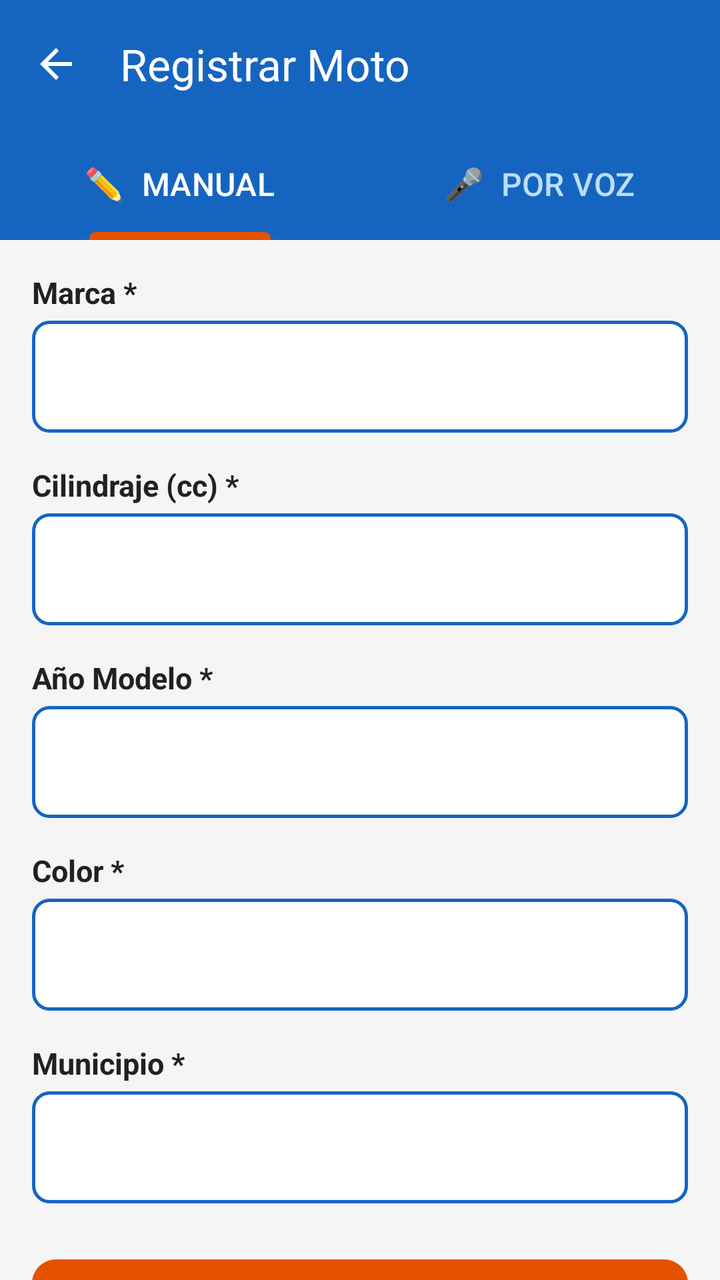
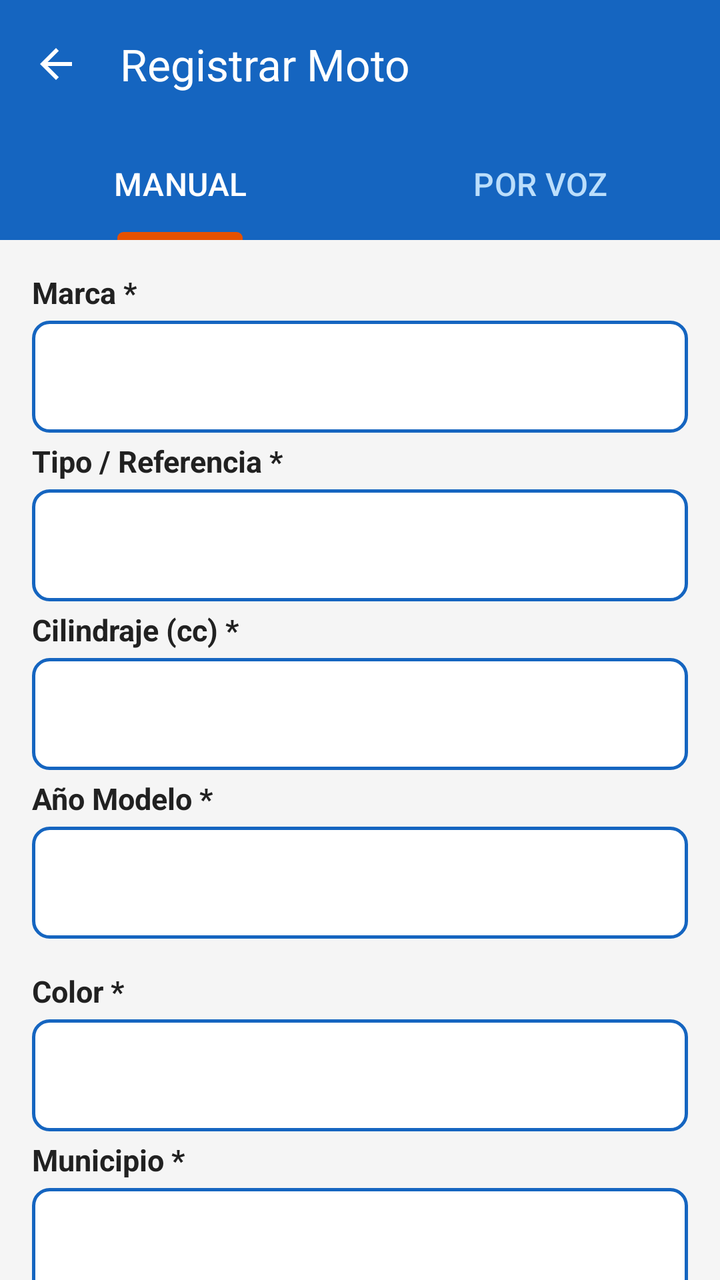

Compare the two renders of this Android layout. The source of the first and the diff that turns it into the second are given below.
<!-- AndroidManifest.xml: application theme Theme.CensoMotos -->
<!-- res/layout/activity_add_motocicleta.xml -->
<?xml version="1.0" encoding="utf-8"?>
<androidx.core.widget.NestedScrollView
    xmlns:android="http://schemas.android.com/apk/res/android"
    xmlns:app="http://schemas.android.com/apk/res-auto"
    android:layout_width="match_parent"
    android:layout_height="match_parent"
    android:background="@color/background">

    <LinearLayout
        android:layout_width="match_parent"
        android:layout_height="wrap_content"
        android:orientation="vertical">

        
        <androidx.appcompat.widget.Toolbar
            android:id="@+id/toolbar"
            android:layout_width="match_parent"
            android:layout_height="?attr/actionBarSize"
            android:background="@color/primary"
            app:navigationIcon="@drawable/ic_arrow_back_white"
            app:title="Registrar Moto"
            app:titleTextColor="@color/white" />

        
        <com.google.android.material.tabs.TabLayout
            android:id="@+id/tabLayout"
            android:layout_width="match_parent"
            android:layout_height="56dp"
            android:background="@color/primary"
            app:tabTextColor="#BBDEFB"
            app:tabSelectedTextColor="@color/white"
            app:tabIndicatorColor="@color/secondary"
            app:tabIndicatorHeight="4dp"
            app:tabTextAppearance="@style/TextAppearance.Material3.TitleMedium">

            <com.google.android.material.tabs.TabItem
                android:layout_width="wrap_content"
                android:layout_height="wrap_content"
                android:text="✏️  MANUAL" />

            <com.google.android.material.tabs.TabItem
                android:layout_width="wrap_content"
                android:layout_height="wrap_content"
                android:text="🎤  POR VOZ" />
        </com.google.android.material.tabs.TabLayout>

        
        <FrameLayout
            android:layout_width="match_parent"
            android:layout_height="wrap_content"
            android:padding="16dp">

            
            <LinearLayout
                android:id="@+id/panelManual"
                android:layout_width="match_parent"
                android:layout_height="wrap_content"
                android:orientation="vertical"
                android:visibility="visible">

                
                <TextView style="@style/LabelStyle" android:text="Marca *" />
                <Spinner
                    android:id="@+id/spinnerMarca"
                    android:layout_width="match_parent"
                    android:layout_height="56dp"
                    android:layout_marginBottom="16dp"
                    style="@style/SpinnerStyle" />

                
                <TextView style="@style/LabelStyle" android:text="Cilindraje (cc) *" />
                <Spinner
                    android:id="@+id/spinnerCilindraje"
                    android:layout_width="match_parent"
                    android:layout_height="56dp"
                    android:layout_marginBottom="16dp"
                    style="@style/SpinnerStyle" />

                
                <TextView style="@style/LabelStyle" android:text="Año Modelo *" />
                <Spinner
                    android:id="@+id/spinnerModelo"
                    android:layout_width="match_parent"
                    android:layout_height="56dp"
                    android:layout_marginBottom="16dp"
                    style="@style/SpinnerStyle" />

                
                <TextView style="@style/LabelStyle" android:text="Color *" />
                <Spinner
                    android:id="@+id/spinnerColor"
                    android:layout_width="match_parent"
                    android:layout_height="56dp"
                    android:layout_marginBottom="16dp"
                    style="@style/SpinnerStyle" />

                
                <TextView style="@style/LabelStyle" android:text="Municipio *" />
                <Spinner
                    android:id="@+id/spinnerMunicipio"
                    android:layout_width="match_parent"
                    android:layout_height="56dp"
                    android:layout_marginBottom="24dp"
                    style="@style/SpinnerStyle" />

                
                <com.google.android.material.button.MaterialButton
                    android:id="@+id/btnGuardar"
                    android:layout_width="match_parent"
                    android:layout_height="68dp"
                    android:text="💾  GUARDAR MOTO"
                    android:textSize="20sp"
                    android:textStyle="bold"
                    android:textColor="@color/white"
                    app:backgroundTint="@color/secondary"
                    app:cornerRadius="12dp" />

            </LinearLayout>

            
            <LinearLayout
                android:id="@+id/panelVoz"
                android:layout_width="match_parent"
                android:layout_height="wrap_content"
                android:orientation="vertical"
                android:gravity="center_horizontal"
                android:visibility="gone"
                android:padding="8dp">

                
                <com.google.android.material.card.MaterialCardView
                    android:layout_width="match_parent"
                    android:layout_height="wrap_content"
                    android:layout_marginBottom="24dp"
                    app:cardBackgroundColor="#E3F2FD"
                    app:cardCornerRadius="10dp">
                    <TextView
                        android:layout_width="match_parent"
                        android:layout_height="wrap_content"
                        android:padding="16dp"
                        android:text="Di en voz alta:\n\n&quot;[Marca] [Cilindraje] color [Color] modelo [Año]&quot;\n\nEjemplo:\n&quot;Yamaha 125 color roja modelo 2022&quot;"
                        android:textSize="17sp"
                        android:textColor="@color/text_primary"
                        android:lineSpacingMultiplier="1.4" />
                </com.google.android.material.card.MaterialCardView>

                
                <com.google.android.material.button.MaterialButton
                    android:id="@+id/btnMicrofono"
                    android:layout_width="140dp"
                    android:layout_height="140dp"
                    android:text="🎤"
                    android:textSize="52sp"
                    app:backgroundTint="@color/mic_idle"
                    app:cornerRadius="70dp"
                    android:layout_marginBottom="16dp"
                    app:elevation="8dp" />

                <TextView
                    android:id="@+id/tvEstadoVoz"
                    android:layout_width="wrap_content"
                    android:layout_height="wrap_content"
                    android:text="Presiona el micrófono"
                    android:textSize="16sp"
                    android:textColor="@color/text_secondary"
                    android:layout_marginBottom="24dp" />

                
                <com.google.android.material.card.MaterialCardView
                    android:id="@+id/cardResultadoVoz"
                    android:layout_width="match_parent"
                    android:layout_height="wrap_content"
                    android:layout_marginBottom="16dp"
                    app:cardCornerRadius="10dp"
                    android:visibility="gone">

                    <LinearLayout
                        android:layout_width="match_parent"
                        android:layout_height="wrap_content"
                        android:orientation="vertical"
                        android:padding="16dp">

                        <TextView
                            android:layout_width="wrap_content"
                            android:layout_height="wrap_content"
                            android:text="Texto reconocido:"
                            android:textSize="14sp"
                            android:textColor="@color/text_secondary" />
                        <TextView
                            android:id="@+id/tvTextoReconocido"
                            android:layout_width="wrap_content"
                            android:layout_height="wrap_content"
                            android:textSize="16sp"
                            android:textStyle="italic"
                            android:textColor="@color/text_primary"
                            android:layout_marginBottom="12dp" />

                        <View android:layout_width="match_parent" android:layout_height="1dp"
                            android:background="#E0E0E0" android:layout_marginBottom="12dp"/>

                        <TextView android:layout_width="wrap_content" android:layout_height="wrap_content"
                            android:text="Datos extraídos:" android:textSize="14sp" android:textStyle="bold"
                            android:textColor="@color/text_secondary" android:layout_marginBottom="8dp"/>

                        <TextView android:id="@+id/tvDatosExtraidos"
                            android:layout_width="wrap_content" android:layout_height="wrap_content"
                            android:textSize="16sp" android:textColor="@color/text_primary"
                            android:lineSpacingMultiplier="1.5" />

                        
                        <TextView style="@style/LabelStyle"
                            android:text="Municipio *" android:layout_marginTop="12dp"/>
                        <Spinner
                            android:id="@+id/spinnerMunicipioVoz"
                            android:layout_width="match_parent"
                            android:layout_height="56dp"
                            android:layout_marginBottom="16dp"
                            style="@style/SpinnerStyle" />

                        <LinearLayout android:layout_width="match_parent" android:layout_height="wrap_content"
                            android:orientation="horizontal">
                            <com.google.android.material.button.MaterialButton
                                android:id="@+id/btnGuardarVoz"
                                android:layout_width="0dp"
                                android:layout_height="60dp"
                                android:layout_weight="1"
                                android:layout_marginEnd="8dp"
                                android:text="💾 GUARDAR"
                                android:textSize="17sp"
                                android:textStyle="bold"
                                android:textColor="@color/white"
                                app:backgroundTint="@color/success"
                                app:cornerRadius="10dp" />
                            <com.google.android.material.button.MaterialButton
                                android:id="@+id/btnReintentar"
                                android:layout_width="0dp"
                                android:layout_height="60dp"
                                android:layout_weight="1"
                                android:text="🔄 REPETIR"
                                android:textSize="17sp"
                                app:strokeColor="@color/primary"
                                style="@style/Widget.Material3.Button.OutlinedButton"
                                app:cornerRadius="10dp" />
                        </LinearLayout>

                    </LinearLayout>
                </com.google.android.material.card.MaterialCardView>

                
                <TextView
                    android:id="@+id/tvMensajeVoz"
                    android:layout_width="match_parent"
                    android:layout_height="wrap_content"
                    android:textSize="16sp"
                    android:textColor="@color/error"
                    android:gravity="center"
                    android:padding="8dp"
                    android:visibility="gone" />

            </LinearLayout>

        </FrameLayout>

    </LinearLayout>
</androidx.core.widget.NestedScrollView>
<!-- resources referenced by this layout -->
<resources>
  <color name="background">#F5F5F5</color>
  <color name="error">#C62828</color>
  <color name="mic_idle">#E53935</color>
  <color name="primary">#1565C0</color>
  <color name="secondary">#E65100</color>
  <color name="success">#2E7D32</color>
  <color name="text_primary">#212121</color>
  <color name="text_secondary">#616161</color>
  <color name="white">#FFFFFF</color>
  <!-- drawable ic_arrow_back_white (drawable) -->
  <?xml version="1.0" encoding="utf-8"?>
  <vector xmlns:android="http://schemas.android.com/apk/res/android"
      android:width="24dp"
      android:height="24dp"
      android:viewportWidth="24"
      android:viewportHeight="24"
      android:tint="#FFFFFF">
      <path
          android:fillColor="@android:color/white"
          android:pathData="M20,11H7.83l5.59,-5.59L12,4l-8,8 8,8 1.41,-1.41L7.83,13H20v-2z"/>
  </vector>
  <style name="LabelStyle">
          <item name="android:layout_width">wrap_content</item>
          <item name="android:layout_height">wrap_content</item>
          <item name="android:textSize">15sp</item>
          <item name="android:textStyle">bold</item>
          <item name="android:textColor">@color/text_primary</item>
          <item name="android:layout_marginBottom">4dp</item>
      </style>
  <style name="SpinnerStyle">
          <item name="android:background">@drawable/spinner_bg</item>
          <item name="android:padding">12dp</item>
          <item name="android:textSize">17sp</item>
      </style>
  <style name="Theme.CensoMotos" parent="Theme.Material3.Light.NoActionBar">
          <item name="colorPrimary">@color/primary</item>
          <item name="colorPrimaryVariant">@color/primary_dark</item>
          <item name="colorOnPrimary">@color/white</item>
          <item name="colorSecondary">@color/secondary</item>
          <item name="colorOnSecondary">@color/white</item>
          <item name="colorSurface">@color/surface</item>
          <item name="colorOnSurface">@color/on_surface</item>
          <item name="android:textSize">17sp</item>
          <item name="android:statusBarColor">@color/primary_dark</item>
          <item name="android:windowBackground">@color/background</item>
      </style>
  <!-- drawable spinner_bg (drawable) -->
  <?xml version="1.0" encoding="utf-8"?>
  <shape xmlns:android="http://schemas.android.com/apk/res/android">
      <solid android:color="#FFFFFF" />
      <stroke android:width="1.5dp" android:color="#1565C0" />
      <corners android:radius="8dp" />
      <padding android:left="12dp" android:top="8dp" android:right="12dp" android:bottom="8dp" />
  </shape>
  <color name="primary_dark">#0D47A1</color>
  <color name="surface">#FFFFFF</color>
  <color name="on_surface">#212121</color>
</resources>

<!-- the commit's change to res/layout/activity_add_motocicleta.xml (unified diff, before → after) -->
@@ -11,7 +11,6 @@
         android:layout_height="wrap_content"
         android:orientation="vertical">
 
-        
         <androidx.appcompat.widget.Toolbar
             android:id="@+id/toolbar"
             android:layout_width="match_parent"
@@ -21,7 +20,6 @@
             app:title="Registrar Moto"
             app:titleTextColor="@color/white" />
 
-        
         <com.google.android.material.tabs.TabLayout
             android:id="@+id/tabLayout"
             android:layout_width="match_parent"
@@ -36,15 +34,14 @@
             <com.google.android.material.tabs.TabItem
                 android:layout_width="wrap_content"
                 android:layout_height="wrap_content"
-                android:text="✏️  MANUAL" />
+                android:text="MANUAL" />
 
             <com.google.android.material.tabs.TabItem
                 android:layout_width="wrap_content"
                 android:layout_height="wrap_content"
-                android:text="🎤  POR VOZ" />
+                android:text="POR VOZ" />
         </com.google.android.material.tabs.TabLayout>
 
-        
         <FrameLayout
             android:layout_width="match_parent"
             android:layout_height="wrap_content"
@@ -64,8 +61,39 @@
                     android:id="@+id/spinnerMarca"
                     android:layout_width="match_parent"
                     android:layout_height="56dp"
-                    android:layout_marginBottom="16dp"
-                    style="@style/SpinnerStyle" />
+                    android:layout_marginBottom="4dp"
+                    style="@style/SpinnerStyle" />
+                <EditText
+                    android:id="@+id/etMarcaOtro"
+                    android:layout_width="match_parent"
+                    android:layout_height="56dp"
+                    android:layout_marginBottom="16dp"
+                    android:hint="Escriba la marca"
+                    android:textSize="16sp"
+                    android:padding="12dp"
+                    android:background="@drawable/spinner_bg"
+                    android:visibility="gone"
+                    android:inputType="textCapWords" />
+
+                
+                <TextView style="@style/LabelStyle" android:text="Tipo / Referencia *" />
+                <Spinner
+                    android:id="@+id/spinnerTipo"
+                    android:layout_width="match_parent"
+                    android:layout_height="56dp"
+                    android:layout_marginBottom="4dp"
+                    style="@style/SpinnerStyle" />
+                <EditText
+                    android:id="@+id/etTipoOtro"
+                    android:layout_width="match_parent"
+                    android:layout_height="56dp"
+                    android:layout_marginBottom="16dp"
+                    android:hint="Escriba el tipo o referencia"
+                    android:textSize="16sp"
+                    android:padding="12dp"
+                    android:background="@drawable/spinner_bg"
+                    android:visibility="gone"
+                    android:inputType="textCapWords" />
 
                 
                 <TextView style="@style/LabelStyle" android:text="Cilindraje (cc) *" />
@@ -73,8 +101,19 @@
                     android:id="@+id/spinnerCilindraje"
                     android:layout_width="match_parent"
                     android:layout_height="56dp"
-                    android:layout_marginBottom="16dp"
-                    style="@style/SpinnerStyle" />
+                    android:layout_marginBottom="4dp"
+                    style="@style/SpinnerStyle" />
+                <EditText
+                    android:id="@+id/etCilindrajeOtro"
+                    android:layout_width="match_parent"
+                    android:layout_height="56dp"
+                    android:layout_marginBottom="16dp"
+                    android:hint="Escriba los cc (ej: 135)"
+                    android:textSize="16sp"
+                    android:padding="12dp"
+                    android:background="@drawable/spinner_bg"
+                    android:visibility="gone"
+                    android:inputType="number" />
 
                 
                 <TextView style="@style/LabelStyle" android:text="Año Modelo *" />
@@ -91,8 +130,19 @@
                     android:id="@+id/spinnerColor"
                     android:layout_width="match_parent"
                     android:layout_height="56dp"
-                    android:layout_marginBottom="16dp"
-                    style="@style/SpinnerStyle" />
+                    android:layout_marginBottom="4dp"
+                    style="@style/SpinnerStyle" />
+                <EditText
+                    android:id="@+id/etColorOtro"
+                    android:layout_width="match_parent"
+                    android:layout_height="56dp"
+                    android:layout_marginBottom="16dp"
+                    android:hint="Escriba el color"
+                    android:textSize="16sp"
+                    android:padding="12dp"
+                    android:background="@drawable/spinner_bg"
+                    android:visibility="gone"
+                    android:inputType="textCapWords" />
 
                 
                 <TextView style="@style/LabelStyle" android:text="Municipio *" />
@@ -100,15 +150,25 @@
                     android:id="@+id/spinnerMunicipio"
                     android:layout_width="match_parent"
                     android:layout_height="56dp"
+                    android:layout_marginBottom="4dp"
+                    style="@style/SpinnerStyle" />
+                <EditText
+                    android:id="@+id/etMunicipioOtro"
+                    android:layout_width="match_parent"
+                    android:layout_height="56dp"
                     android:layout_marginBottom="24dp"
-                    style="@style/SpinnerStyle" />
-
-                
+                    android:hint="Escriba el municipio"
+                    android:textSize="16sp"
+                    android:padding="12dp"
+                    android:background="@drawable/spinner_bg"
+                    android:visibility="gone"
+                    android:inputType="textCapWords" />
+
                 <com.google.android.material.button.MaterialButton
                     android:id="@+id/btnGuardar"
                     android:layout_width="match_parent"
                     android:layout_height="68dp"
-                    android:text="💾  GUARDAR MOTO"
+                    android:text="GUARDAR MOTO"
                     android:textSize="20sp"
                     android:textStyle="bold"
                     android:textColor="@color/white"
@@ -127,7 +187,6 @@
                 android:visibility="gone"
                 android:padding="8dp">
 
-                
                 <com.google.android.material.card.MaterialCardView
                     android:layout_width="match_parent"
                     android:layout_height="wrap_content"
@@ -138,19 +197,19 @@
                         android:layout_width="match_parent"
                         android:layout_height="wrap_content"
                         android:padding="16dp"
-                        android:text="Di en voz alta:\n\n&quot;[Marca] [Cilindraje] color [Color] modelo [Año]&quot;\n\nEjemplo:\n&quot;Yamaha 125 color roja modelo 2022&quot;"
+                        android:text="Di en voz alta:\n\n&quot;[Marca] [Tipo] [Cilindraje] color [Color] modelo [Año]&quot;\n\nEjemplo:\n&quot;Yamaha FZ 150 color negra modelo 2022&quot;"
                         android:textSize="17sp"
                         android:textColor="@color/text_primary"
                         android:lineSpacingMultiplier="1.4" />
                 </com.google.android.material.card.MaterialCardView>
 
-                
                 <com.google.android.material.button.MaterialButton
                     android:id="@+id/btnMicrofono"
                     android:layout_width="140dp"
                     android:layout_height="140dp"
-                    android:text="🎤"
-                    android:textSize="52sp"
+                    android:text="MIC"
+                    android:textSize="20sp"
+                    android:textStyle="bold"
                     app:backgroundTint="@color/mic_idle"
                     app:cornerRadius="70dp"
                     android:layout_marginBottom="16dp"
@@ -165,7 +224,6 @@
                     android:textColor="@color/text_secondary"
                     android:layout_marginBottom="24dp" />
 
-                
                 <com.google.android.material.card.MaterialCardView
                     android:id="@+id/cardResultadoVoz"
                     android:layout_width="match_parent"
@@ -199,7 +257,7 @@
                             android:background="#E0E0E0" android:layout_marginBottom="12dp"/>
 
                         <TextView android:layout_width="wrap_content" android:layout_height="wrap_content"
-                            android:text="Datos extraídos:" android:textSize="14sp" android:textStyle="bold"
+                            android:text="Datos extraidos:" android:textSize="14sp" android:textStyle="bold"
                             android:textColor="@color/text_secondary" android:layout_marginBottom="8dp"/>
 
                         <TextView android:id="@+id/tvDatosExtraidos"
@@ -207,15 +265,25 @@
                             android:textSize="16sp" android:textColor="@color/text_primary"
                             android:lineSpacingMultiplier="1.5" />
 
-                        
                         <TextView style="@style/LabelStyle"
                             android:text="Municipio *" android:layout_marginTop="12dp"/>
                         <Spinner
                             android:id="@+id/spinnerMunicipioVoz"
                             android:layout_width="match_parent"
                             android:layout_height="56dp"
+                            android:layout_marginBottom="4dp"
+                            style="@style/SpinnerStyle" />
+                        <EditText
+                            android:id="@+id/etMunicipioVozOtro"
+                            android:layout_width="match_parent"
+                            android:layout_height="56dp"
                             android:layout_marginBottom="16dp"
-                            style="@style/SpinnerStyle" />
+                            android:hint="Escriba el municipio"
+                            android:textSize="16sp"
+                            android:padding="12dp"
+                            android:background="@drawable/spinner_bg"
+                            android:visibility="gone"
+                            android:inputType="textCapWords" />
 
                         <LinearLayout android:layout_width="match_parent" android:layout_height="wrap_content"
                             android:orientation="horizontal">
@@ -225,7 +293,7 @@
                                 android:layout_height="60dp"
                                 android:layout_weight="1"
                                 android:layout_marginEnd="8dp"
-                                android:text="💾 GUARDAR"
+                                android:text="GUARDAR"
                                 android:textSize="17sp"
                                 android:textStyle="bold"
                                 android:textColor="@color/white"
@@ -236,7 +304,7 @@
                                 android:layout_width="0dp"
                                 android:layout_height="60dp"
                                 android:layout_weight="1"
-                                android:text="🔄 REPETIR"
+                                android:text="REPETIR"
                                 android:textSize="17sp"
                                 app:strokeColor="@color/primary"
                                 style="@style/Widget.Material3.Button.OutlinedButton"
@@ -246,7 +314,6 @@
                     </LinearLayout>
                 </com.google.android.material.card.MaterialCardView>
 
-                
                 <TextView
                     android:id="@+id/tvMensajeVoz"
                     android:layout_width="match_parent"
<!-- resource entries referenced after the edit -->
@@ -21,6 +21,14 @@
           android:fillColor="@android:color/white"
           android:pathData="M20,11H7.83l5.59,-5.59L12,4l-8,8 8,8 1.41,-1.41L7.83,13H20v-2z"/>
   </vector>
+  <!-- drawable spinner_bg (drawable) -->
+  <?xml version="1.0" encoding="utf-8"?>
+  <shape xmlns:android="http://schemas.android.com/apk/res/android">
+      <solid android:color="#FFFFFF" />
+      <stroke android:width="1.5dp" android:color="#1565C0" />
+      <corners android:radius="8dp" />
+      <padding android:left="12dp" android:top="8dp" android:right="12dp" android:bottom="8dp" />
+  </shape>
   <style name="LabelStyle">
           <item name="android:layout_width">wrap_content</item>
           <item name="android:layout_height">wrap_content</item>
@@ -46,14 +54,6 @@
           <item name="android:statusBarColor">@color/primary_dark</item>
           <item name="android:windowBackground">@color/background</item>
       </style>
-  <!-- drawable spinner_bg (drawable) -->
-  <?xml version="1.0" encoding="utf-8"?>
-  <shape xmlns:android="http://schemas.android.com/apk/res/android">
-      <solid android:color="#FFFFFF" />
-      <stroke android:width="1.5dp" android:color="#1565C0" />
-      <corners android:radius="8dp" />
-      <padding android:left="12dp" android:top="8dp" android:right="12dp" android:bottom="8dp" />
-  </shape>
   <color name="primary_dark">#0D47A1</color>
   <color name="surface">#FFFFFF</color>
   <color name="on_surface">#212121</color>
